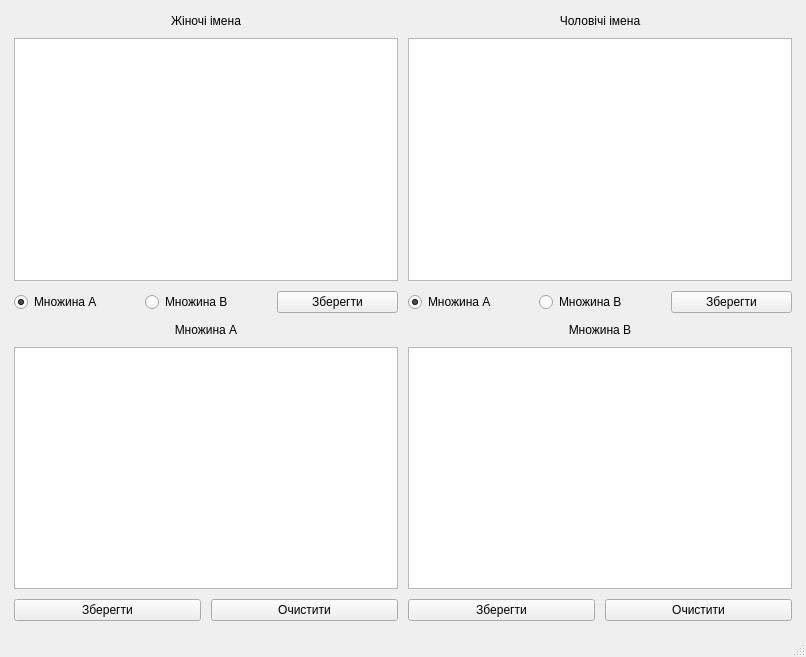
The window that SecondWindowForm.ui (s3rbug/DiscreteMathLab2) describes before a commit, drawn with Qt 5.
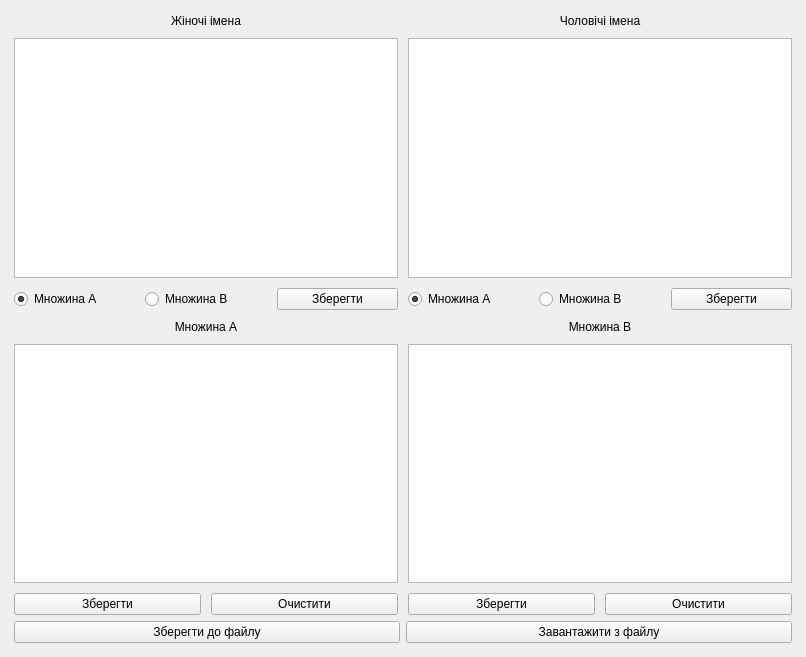
The same window after the commit.

```diff
--- a/SecondWindowForm.ui
+++ b/SecondWindowForm.ui
@@ -51,6 +51,11 @@
           </item>
           <item>
            <widget class="QListWidget" name="list_male">
+            <property name="font">
+             <font>
+              <pointsize>12</pointsize>
+             </font>
+            </property>
             <property name="selectionMode">
              <enum>QAbstractItemView::MultiSelection</enum>
             </property>
@@ -105,7 +110,16 @@
            </widget>
           </item>
           <item>
-           <widget class="QListWidget" name="list_b"/>
+           <widget class="QListWidget" name="list_b">
+            <property name="font">
+             <font>
+              <pointsize>12</pointsize>
+             </font>
+            </property>
+            <property name="itemAlignment">
+             <set>Qt::AlignCenter</set>
+            </property>
+           </widget>
           </item>
           <item>
            <layout class="QHBoxLayout" name="horizontalLayout_5">
@@ -144,6 +158,11 @@
           </item>
           <item>
            <widget class="QListWidget" name="list_female">
+            <property name="font">
+             <font>
+              <pointsize>12</pointsize>
+             </font>
+            </property>
             <property name="selectionMode">
              <enum>QAbstractItemView::MultiSelection</enum>
             </property>
@@ -198,7 +217,16 @@
            </widget>
           </item>
           <item>
-           <widget class="QListWidget" name="list_a"/>
+           <widget class="QListWidget" name="list_a">
+            <property name="font">
+             <font>
+              <pointsize>12</pointsize>
+             </font>
+            </property>
+            <property name="itemAlignment">
+             <set>Qt::AlignCenter</set>
+            </property>
+           </widget>
           </item>
           <item>
            <layout class="QHBoxLayout" name="horizontalLayout_4">
@@ -222,11 +250,28 @@
         </item>
        </layout>
       </item>
+      <item>
+       <layout class="QHBoxLayout" name="horizontalLayout_6">
+        <item>
+         <widget class="QPushButton" name="save_to_file">
+          <property name="text">
+           <string>Зберегти до файлу</string>
+          </property>
+         </widget>
+        </item>
+        <item>
+         <widget class="QPushButton" name="load_from_file">
+          <property name="text">
+           <string>Завантажити з файлу</string>
+          </property>
+         </widget>
+        </item>
+       </layout>
+      </item>
      </layout>
     </item>
    </layout>
   </widget>
-  <widget class="QStatusBar" name="statusbar"/>
   <action name="information">
    <property name="text">
     <string>Про студента</string>
```
Left out of the diff: 4 changed lines with no effect on the pictures.
